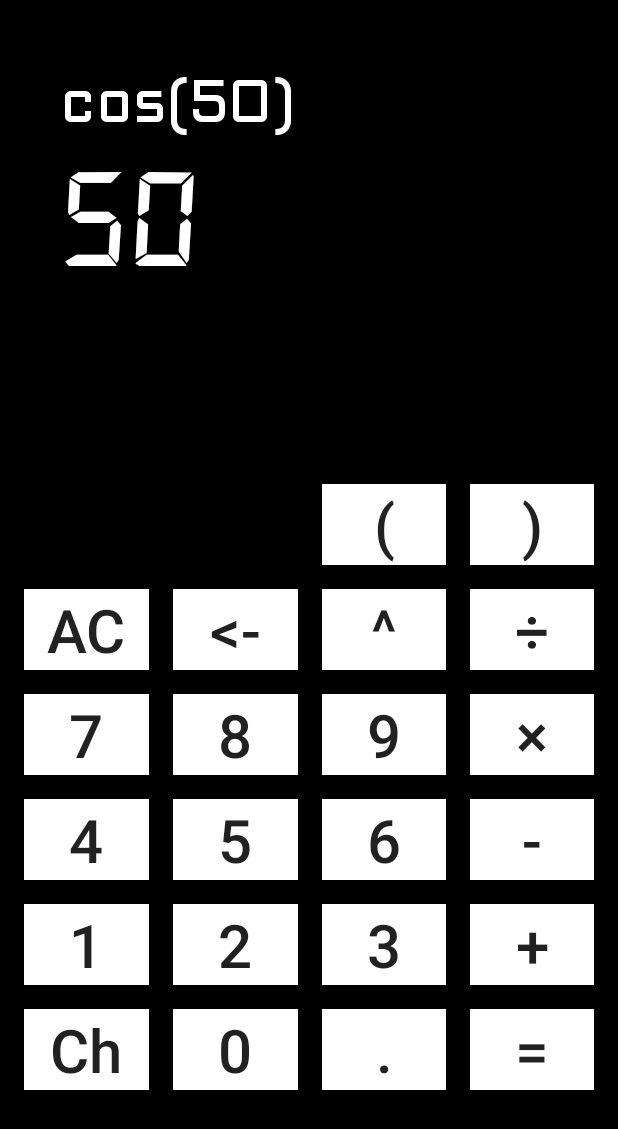
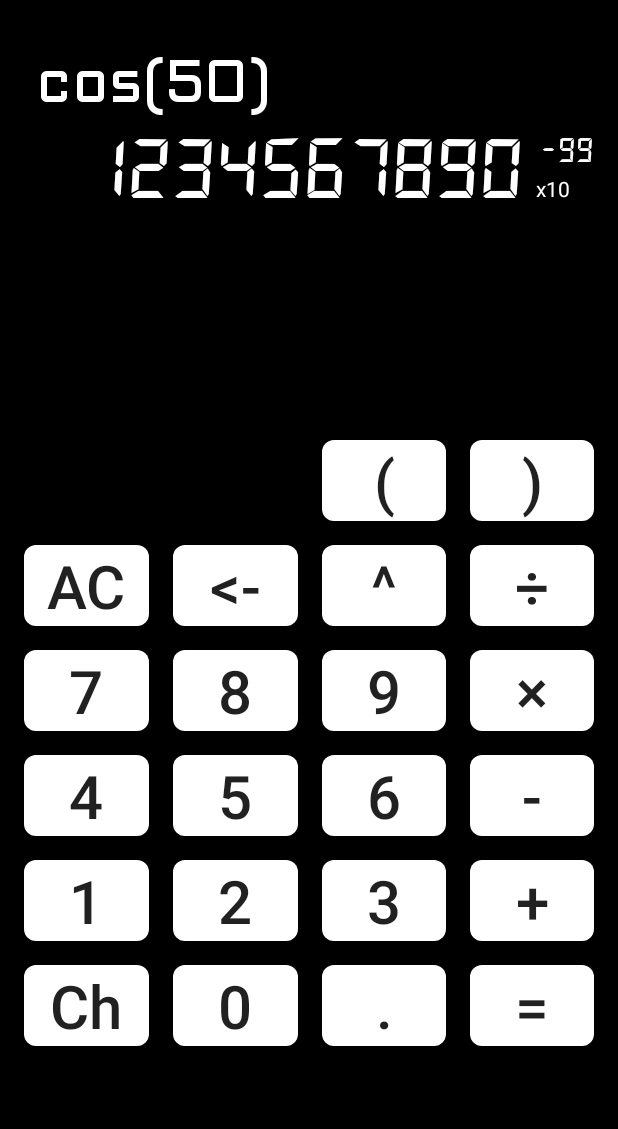
Before and after one commit to OscarMui/MyCalculator, an Android app: the screen it shows after launch (MainActivity), on a phone screen of 412 x 824 dp. Shown: the top 1129 px of the screen. Run offline under Robolectric (Android 15) with nearby library versions, the phone set to English and light mode, and no system bars.

Commit message:
Improved layout, activated ActionListener for button 1,2,3 (built alpha1)

```diff
--- a/app/src/main/java/com/example/mycalculator/MainActivity.java
+++ b/app/src/main/java/com/example/mycalculator/MainActivity.java
@@ -3,10 +3,11 @@ package com.example.mycalculator;
 //import widgets
 import android.support.v7.app.AppCompatActivity;
 import android.os.Bundle;
+import android.view.View;
 import android.widget.Button;
 import android.widget.TextView;
 
-public class MainActivity extends AppCompatActivity {
+public class MainActivity extends AppCompatActivity{
     //OOP: Extends: Inherit all properties (functions, variables, ...) from "AppCompactActivity"
 
     //Init variables (widgets)
@@ -73,6 +74,48 @@ public class MainActivity extends AppCompatActivity {
         point = findViewById(R.id.point);
         equal = findViewById(R.id.equal);
 
+        open.setOnClickListener(addNumber);
+        close.setOnClickListener(addNumber);
+        exponential.setOnClickListener(addNumber);
+        divide.setOnClickListener(addNumber);
+        seven.setOnClickListener(addNumber);
+        eight.setOnClickListener(addNumber);
+        nine.setOnClickListener(addNumber);
+        multiply.setOnClickListener(addNumber);
+        four.setOnClickListener(addNumber);
+        five.setOnClickListener(addNumber);
+        six.setOnClickListener(addNumber);
+        minus.setOnClickListener(addNumber);
+        one.setOnClickListener(addNumber);
+        two.setOnClickListener(addNumber);
+        three.setOnClickListener(addNumber);
+        plus.setOnClickListener(addNumber);
+        zero.setOnClickListener(addNumber);
+        point.setOnClickListener(addNumber);
+
+        //cancel.setOnClickListener();
+        //backspace.setOnClickListener();
+        //changeColor.setOnClickListener();
+        //equal.setOnClickListener(addNumber);
+
 
     }
+
+
+    private View.OnClickListener addNumber = new View.OnClickListener(){
+        @Override
+        public void onClick(View v){
+            String text;
+            if(v==one){
+                text="1";
+            }else if(v==two){
+                text="2";
+            }else if(v==three){
+                text="3";
+            }else{
+                return;
+            }
+            input.setText(input.getText()+text);
+        }
+    };
 }
--- /dev/null
+++ b/app/src/main/res/drawable/round_button.xml
@@ -0,0 +1,10 @@
+<?xml version="1.0" encoding="utf-8"?>
+<shape xmlns:android="http://schemas.android.com/apk/res/android"
+    android:shape="rectangle">
+    <solid android:color="#FFF" />
+    <corners android:bottomRightRadius="8dp"
+        android:bottomLeftRadius="8dp"
+        android:topRightRadius="8dp"
+        android:topLeftRadius="8dp"/>
+
+</shape>
--- a/app/src/main/res/layout/activity_main.xml
+++ b/app/src/main/res/layout/activity_main.xml
@@ -23,8 +23,8 @@
             android:id="@+id/input"
             android:layout_width="wrap_content"
             android:layout_height="wrap_content"
-            android:layout_marginStart="32dp"
-            android:layout_marginTop="16dp"
+            android:layout_marginStart="16dp"
+            android:layout_marginTop="8dp"
             android:fontFamily="@font/aldrich"
             android:text="cos(50)"
             android:textColor="#FFFFFF"
@@ -38,15 +38,40 @@
             android:id="@+id/output"
             android:layout_width="wrap_content"
             android:layout_height="wrap_content"
-            android:layout_marginStart="32dp"
-            android:layout_marginTop="16dp"
-            android:layout_marginBottom="32dp"
+            android:layout_marginTop="8dp"
+            android:layout_marginEnd="8dp"
+            android:layout_marginBottom="24dp"
             android:fontFamily="@font/segment7standard"
-            android:text="50"
+            android:text="1234567890"
             android:textColor="#FFFFFF"
-            android:textSize="80sp"
+            android:textSize="50sp"
             app:layout_constraintBottom_toBottomOf="parent"
-            app:layout_constraintStart_toStartOf="parent"
+            app:layout_constraintEnd_toStartOf="@+id/textView"
+            app:layout_constraintTop_toBottomOf="@+id/input" />
+
+        <TextView
+            android:id="@+id/textView"
+            android:layout_width="wrap_content"
+            android:layout_height="wrap_content"
+            android:layout_marginTop="32dp"
+            android:layout_marginEnd="24dp"
+            android:text="x10"
+            android:textColor="#FFF"
+            android:textSize="14sp"
+            app:layout_constraintEnd_toEndOf="parent"
+            app:layout_constraintTop_toBottomOf="@+id/input" />
+
+        <TextView
+            android:id="@+id/tenToThePower"
+            android:layout_width="wrap_content"
+            android:layout_height="wrap_content"
+            android:layout_marginTop="8dp"
+            android:layout_marginEnd="8dp"
+            android:fontFamily="@font/segment7standard"
+            android:text="-99"
+            android:textColor="#FFF"
+            android:textSize="20sp"
+            app:layout_constraintEnd_toEndOf="parent"
             app:layout_constraintTop_toBottomOf="@+id/input" />
 
     </android.support.constraint.ConstraintLayout>
@@ -105,7 +130,7 @@
                 android:layout_marginEnd="8dp"
                 android:layout_marginBottom="8dp"
                 android:layout_weight="1"
-                android:background="#FFF"
+                android:background="@drawable/round_button"
                 android:text="("
                 android:textSize="40sp" />
 
@@ -118,7 +143,7 @@
                 android:layout_marginEnd="8dp"
                 android:layout_marginBottom="8dp"
                 android:layout_weight="1"
-                android:background="#FFF"
+                android:background="@drawable/round_button"
                 android:text=")"
                 android:textSize="40sp" />
         </TableRow>
@@ -139,7 +164,7 @@
                 android:layout_marginEnd="8dp"
                 android:layout_marginBottom="8dp"
                 android:layout_weight="1"
-                android:background="#FFF"
+                android:background="@drawable/round_button"
                 android:text="AC"
                 android:textSize="40sp" />
 
@@ -152,7 +177,7 @@
                 android:layout_marginEnd="8dp"
                 android:layout_marginBottom="8dp"
                 android:layout_weight="1"
-                android:background="#FFF"
+                android:background="@drawable/round_button"
                 android:text="&lt;-"
                 android:textSize="40sp" />
 
@@ -165,7 +190,7 @@
                 android:layout_marginEnd="8dp"
                 android:layout_marginBottom="8dp"
                 android:layout_weight="1"
-                android:background="#FFF"
+                android:background="@drawable/round_button"
                 android:text="^"
                 android:textSize="40sp" />
 
@@ -178,7 +203,7 @@
                 android:layout_marginEnd="8dp"
                 android:layout_marginBottom="8dp"
                 android:layout_weight="1"
-                android:background="#FFF"
+                android:background="@drawable/round_button"
                 android:text="÷"
                 android:textSize="40sp" />
         </TableRow>
@@ -199,7 +224,7 @@
                 android:layout_marginEnd="8dp"
                 android:layout_marginBottom="8dp"
                 android:layout_weight="1"
-                android:background="#FFF"
+                android:background="@drawable/round_button"
                 android:text="7"
                 android:textSize="40sp" />
 
@@ -212,7 +237,7 @@
                 android:layout_marginEnd="8dp"
                 android:layout_marginBottom="8dp"
                 android:layout_weight="1"
-                android:background="#FFF"
+                android:background="@drawable/round_button"
                 android:text="8"
                 android:textSize="40sp" />
 
@@ -225,7 +250,7 @@
                 android:layout_marginEnd="8dp"
                 android:layout_marginBottom="8dp"
                 android:layout_weight="1"
-                android:background="#FFF"
+                android:background="@drawable/round_button"
                 android:text="9"
                 android:textSize="40sp" />
 
@@ -238,7 +263,7 @@
                 android:layout_marginEnd="8dp"
                 android:layout_marginBottom="8dp"
                 android:layout_weight="1"
-                android:background="#FFF"
+                android:background="@drawable/round_button"
                 android:text="×"
                 android:textAllCaps="false"
                 android:textSize="40sp" />
@@ -260,7 +285,7 @@
                 android:layout_marginEnd="8dp"
                 android:layout_marginBottom="8dp"
                 android:layout_weight="1"
-                android:background="#FFF"
+                android:background="@drawable/round_button"
                 android:text="4"
                 android:textSize="40sp" />
 
@@ -273,7 +298,7 @@
                 android:layout_marginEnd="8dp"
                 android:layout_marginBottom="8dp"
                 android:layout_weight="1"
-                android:background="#FFF"
+                android:background="@drawable/round_button"
                 android:text="5"
                 android:textSize="40sp" />
 
@@ -286,7 +311,7 @@
                 android:layout_marginEnd="8dp"
                 android:layout_marginBottom="8dp"
                 android:layout_weight="1"
-                android:background="#FFF"
+                android:background="@drawable/round_button"
                 android:text="6"
                 android:textSize="40sp" />
 
@@ -299,7 +324,7 @@
                 android:layout_marginEnd="8dp"
                 android:layout_marginBottom="8dp"
                 android:layout_weight="1"
-                android:background="#FFF"
+                android:background="@drawable/round_button"
                 android:text="-"
                 android:textSize="40sp" />
 
@@ -321,7 +346,7 @@
                 android:layout_marginEnd="8dp"
                 android:layout_marginBottom="8dp"
                 android:layout_weight="1"
-                android:background="#FFF"
+                android:background="@drawable/round_button"
                 android:text="1"
                 android:textSize="40sp" />
 
@@ -334,7 +359,7 @@
                 android:layout_marginEnd="8dp"
                 android:layout_marginBottom="8dp"
                 android:layout_weight="1"
-                android:background="#FFF"
+                android:background="@drawable/round_button"
                 android:text="2"
                 android:textSize="40sp" />
 
@@ -347,7 +372,7 @@
                 android:layout_marginEnd="8dp"
                 android:layout_marginBottom="8dp"
                 android:layout_weight="1"
-                android:background="#FFF"
+                android:background="@drawable/round_button"
                 android:text="3"
                 android:textSize="40sp" />
 
@@ -360,7 +385,7 @@
                 android:layout_marginEnd="8dp"
                 android:layout_marginBottom="8dp"
                 android:layout_weight="1"
-                android:background="#FFF"
+                android:background="@drawable/round_button"
                 android:text="+"
                 android:textSize="40sp" />
         </TableRow>
@@ -381,7 +406,7 @@
                 android:layout_marginEnd="8dp"
                 android:layout_marginBottom="8dp"
                 android:layout_weight="1"
-                android:background="#FFF"
+                android:background="@drawable/round_button"
                 android:text="Ch"
                 android:textAllCaps="false"
                 android:textSize="40sp" />
@@ -395,7 +420,7 @@
                 android:layout_marginEnd="8dp"
                 android:layout_marginBottom="8dp"
                 android:layout_weight="1"
-                android:background="#FFF"
+                android:background="@drawable/round_button"
                 android:text="0"
                 android:textSize="40sp" />
 
@@ -408,7 +433,7 @@
                 android:layout_marginEnd="8dp"
                 android:layout_marginBottom="8dp"
                 android:layout_weight="1"
-                android:background="#FFF"
+                android:background="@drawable/round_button"
                 android:text="."
                 android:textSize="40sp" />
 
@@ -421,7 +446,7 @@
                 android:layout_marginEnd="8dp"
                 android:layout_marginBottom="8dp"
                 android:layout_weight="1"
-                android:background="#FFF"
+                android:background="@drawable/round_button"
                 android:text="="
                 android:textSize="40sp" />
         </TableRow>
```
Also changed, not shown: 1 other file.
